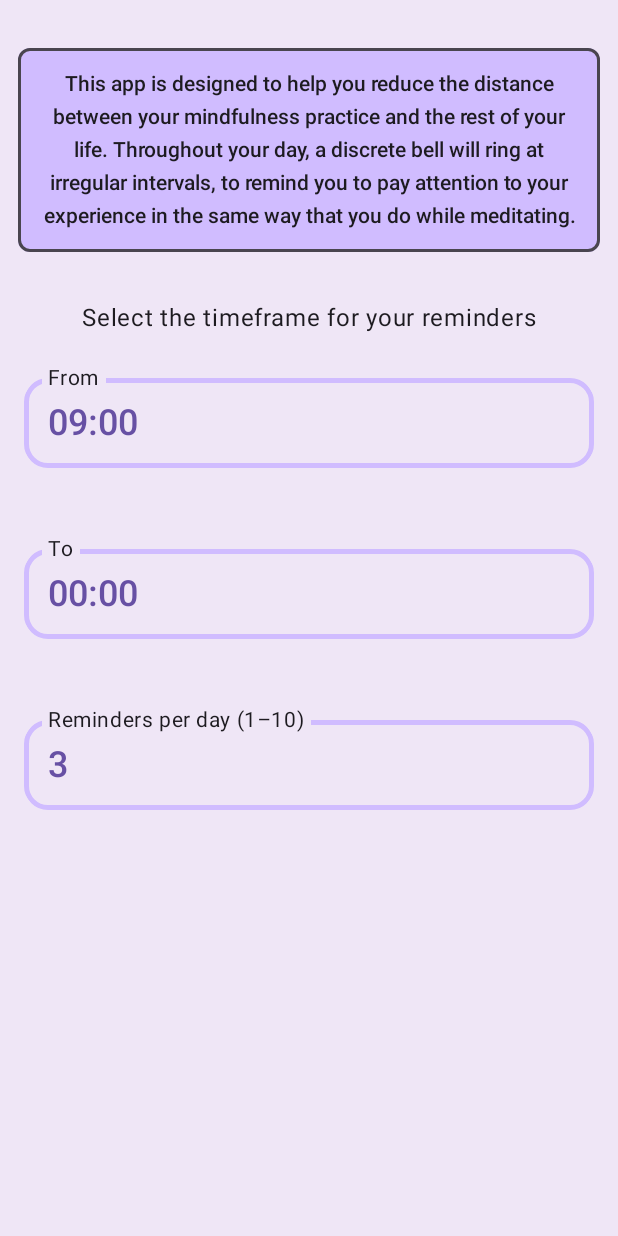
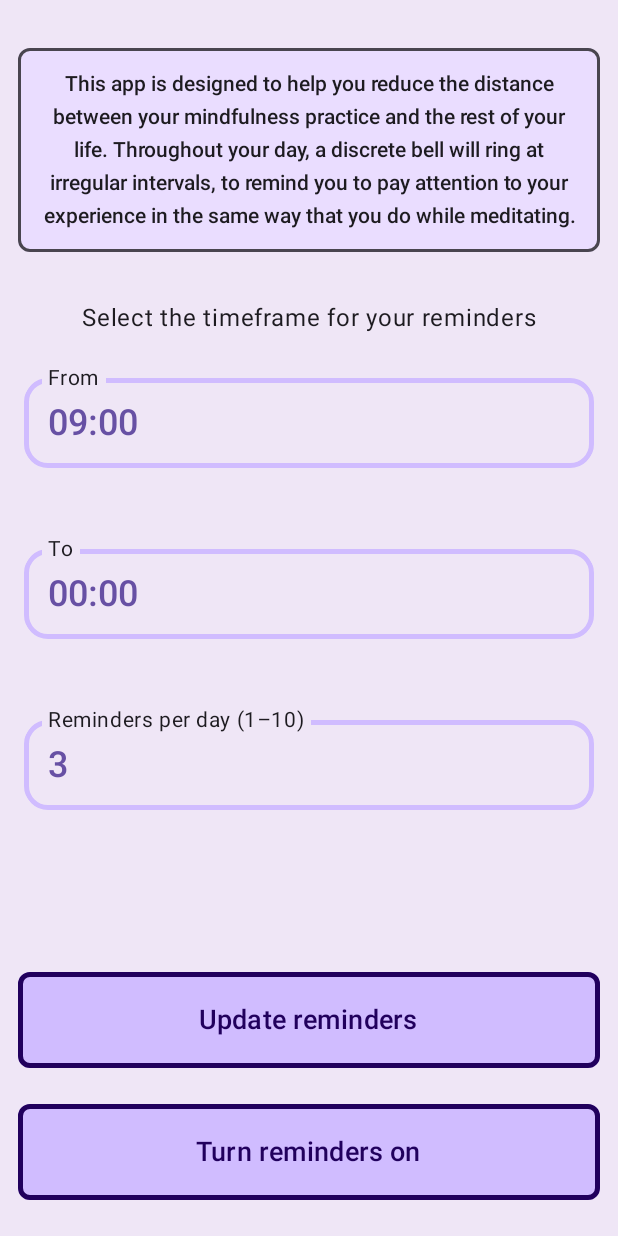
Before and after one commit to pericleskb/mindfulnessReminder, an Android app built with Jetpack Compose: the screen it shows after launch (MainActivity), on a phone screen of 412 x 824 dp. Run offline under Robolectric (Android 15) with nearby library versions, the phone set to English and light mode, and no system bars; 6 statements that could not run were skipped.

Commit message:
add bottom buttons

```diff
--- a/app/src/main/java/com/cherryblossom/mindfullnessalarm/ui/ScreenHost.kt
+++ b/app/src/main/java/com/cherryblossom/mindfullnessalarm/ui/ScreenHost.kt
@@ -6,8 +6,8 @@ import androidx.compose.foundation.clickable
 import androidx.compose.foundation.interaction.MutableInteractionSource
 import androidx.compose.foundation.layout.Arrangement
 import androidx.compose.foundation.layout.Column
-import androidx.compose.foundation.layout.Row
 import androidx.compose.foundation.layout.Spacer
+import androidx.compose.foundation.layout.fillMaxHeight
 import androidx.compose.foundation.layout.fillMaxSize
 import androidx.compose.foundation.layout.fillMaxWidth
 import androidx.compose.foundation.layout.height
@@ -15,8 +15,7 @@ import androidx.compose.foundation.layout.padding
 import androidx.compose.foundation.rememberScrollState
 import androidx.compose.foundation.shape.RoundedCornerShape
 import androidx.compose.foundation.verticalScroll
-import androidx.compose.material3.Card
-import androidx.compose.material3.CardDefaults
+import androidx.compose.material3.ButtonDefaults
 import androidx.compose.material3.MaterialTheme
 import androidx.compose.material3.Surface
 import androidx.compose.material3.Text
@@ -24,7 +23,6 @@ import androidx.compose.material3.TextButton
 import androidx.compose.runtime.Composable
 import androidx.compose.runtime.collectAsState
 import androidx.compose.runtime.getValue
-import androidx.compose.runtime.mutableIntStateOf
 import androidx.compose.runtime.mutableStateOf
 import androidx.compose.runtime.remember
 import androidx.compose.runtime.setValue
@@ -37,21 +35,31 @@ import androidx.compose.ui.text.font.FontWeight
 import androidx.compose.ui.text.style.TextAlign
 import androidx.compose.ui.unit.dp
 import androidx.compose.ui.unit.sp
-import androidx.compose.ui.window.Dialog
 import androidx.lifecycle.viewmodel.compose.viewModel
-import com.chargemap.compose.numberpicker.NumberPicker
 import com.cherryblossom.mindfullnessalarm.R
 import com.cherryblossom.mindfullnessalarm.models.TimeOfDay
 import com.cherryblossom.mindfullnessalarm.ui.composables.dialogs.NumberPickerDialog
 import com.cherryblossom.mindfullnessalarm.ui.composables.dialogs.PickTimeDialog
-import com.cherryblossom.mindfullnessalarm.ui.composables.text.AdjustableBorderOutlinedTextField
+import com.cherryblossom.mindfullnessalarm.ui.composables.text.OutlinedTextFieldWithBorder
 import com.cherryblossom.mindfullnessalarm.ui.theme.MindfullnessAlarmTheme
 import com.cherryblossom.mindfullnessalarm.ui.theme.Montserrat
-import com.cherryblossom.mindfullnessalarm.ui.theme.Typography
 
 @Composable
-fun ScreenHost(viewModel: MainViewModel = viewModel(),
-               modifier: Modifier = Modifier) {
+fun ScreenHost(modifier: Modifier = Modifier) {
+    Column(
+        modifier = Modifier.fillMaxSize()
+            .verticalScroll(rememberScrollState())
+    ) {
+        TopOfScreen()
+        Spacer(modifier = Modifier.weight(1f))
+        BottomButton()
+    }
+
+}
+
+@Composable
+fun TopOfScreen(viewModel: MainViewModel = viewModel(),
+                modifier: Modifier = Modifier) {
     val mainUiState by viewModel.uiState.collectAsState()
     val focusManager = LocalFocusManager.current
     val interactionSource = remember { MutableInteractionSource() }
@@ -65,14 +73,13 @@ fun ScreenHost(viewModel: MainViewModel = viewModel(),
             ) {
                 focusManager.clearFocus()
             }
-            .verticalScroll(rememberScrollState())
             .padding(horizontal = 12.dp)
     ) {
         Spacer(modifier = Modifier.height(32.dp))
         DescriptionText(modifier = Modifier.fillMaxWidth()
             .align(Alignment.Start)
             .border(2.dp, MaterialTheme.colorScheme.onSurfaceVariant, RoundedCornerShape(8.dp))
-            .background(MaterialTheme.colorScheme.inversePrimary, RoundedCornerShape(8.dp))//todo add brush
+            .background(MaterialTheme.colorScheme.primaryContainer, RoundedCornerShape(8.dp))//todo add brush
             .padding(16.dp)
         )
         Spacer(modifier = Modifier.height(32.dp))
@@ -104,6 +111,61 @@ fun ScreenHost(viewModel: MainViewModel = viewModel(),
 }
 
 @Composable
+fun BottomButton(viewModel: MainViewModel = viewModel(),
+                modifier: Modifier = Modifier) {
+    Column(
+        horizontalAlignment = Alignment.CenterHorizontally,
+        verticalArrangement = Arrangement.Bottom,
+        modifier = Modifier.fillMaxWidth()
+            .padding(horizontal = 12.dp)
+            .fillMaxHeight()
+    ) {
+        TextButton(
+            onClick = {},
+            colors = ButtonDefaults.buttonColors().copy(
+                containerColor = MaterialTheme.colorScheme.inversePrimary
+            ),
+            shape = RoundedCornerShape(8.dp),
+            modifier = Modifier
+                .padding(vertical = 24.dp)
+                .fillMaxWidth()
+                .border(3.dp,
+                    MaterialTheme.colorScheme.onPrimaryContainer,
+                    RoundedCornerShape(8.dp))
+                .height(64.dp)
+        ) {
+            Text(
+                text = stringResource(R.string.update_reminders),
+                color = MaterialTheme.colorScheme.onPrimaryContainer,
+                fontSize = 18.sp,
+                fontFamily = Montserrat
+            )
+        }
+        TextButton(
+            onClick = {},
+            colors = ButtonDefaults.buttonColors().copy(
+                containerColor = MaterialTheme.colorScheme.inversePrimary
+            ),
+            shape = RoundedCornerShape(8.dp),
+            modifier = Modifier
+                .fillMaxWidth()
+                .padding(bottom = 24.dp)
+                .border(3.dp,
+                    MaterialTheme.colorScheme.onPrimaryContainer,
+                    RoundedCornerShape(8.dp))
+                .height(64.dp)
+        ) {
+            Text(
+                text = stringResource(R.string.turn_reminders_on),
+                color = MaterialTheme.colorScheme.onPrimaryContainer,
+                fontSize = 18.sp,
+                fontFamily = Montserrat
+            )
+        }
+    }
+}
+
+@Composable
 fun DescriptionText(modifier: Modifier = Modifier) {
     Text(
         text = stringResource(R.string.app_description),
@@ -127,7 +189,7 @@ fun TimeTextField(
 ) {
     val focusManager = LocalFocusManager.current
     var dialogVisible by remember { mutableStateOf(false) }
-    AdjustableBorderOutlinedTextField(
+    OutlinedTextFieldWithBorder(
         text = time.toString(),
         onValueChange = {},
         modifier = modifier
@@ -160,7 +222,7 @@ fun NumberOfAlarmsTextField(
     modifier: Modifier = Modifier
 ) {
     var numberPickerVisible by remember { mutableStateOf(false) }
-    AdjustableBorderOutlinedTextField(
+    OutlinedTextFieldWithBorder(
         text = numOfReminders.toString(),
         label = stringResource(R.string.choose_number_of_reminders),
         enabled = false,
--- a/app/src/main/java/com/cherryblossom/mindfullnessalarm/ui/composables/text/AdjustableBorderOutlinedTextFieldBorder.kt
+++ b/app/src/main/java/com/cherryblossom/mindfullnessalarm/ui/composables/text/OutlinedTextFieldWithBorder.kt
@@ -42,7 +42,7 @@ import com.cherryblossom.mindfullnessalarm.ui.theme.Montserrat
  */
 @OptIn(ExperimentalMaterial3Api::class)
 @Composable
-fun AdjustableBorderOutlinedTextField(
+fun OutlinedTextFieldWithBorder(
     text: String = "",
     label: String = "",
     onClick: () -> Unit,
@@ -140,7 +140,7 @@ fun AdjustableBorderOutlinedTextField(
 @Composable
 fun editText() {
     MindfullnessAlarmTheme {
-        AdjustableBorderOutlinedTextField(
+        OutlinedTextFieldWithBorder(
             text = "09:00",
             label = stringResource(R.string.set_latest_time),
             onClick = {},
--- a/app/src/main/res/values/strings.xml
+++ b/app/src/main/res/values/strings.xml
@@ -13,4 +13,7 @@
     <string name="guidelines">Select the timeframe for your reminders</string>
     <string name="ok">OK</string>
     <string name="cancel">Cancel</string>
+    <string name="update_reminders">Update reminders</string>
+    <string name="turn_reminders_off">Turn reminders off</string>
+    <string name="turn_reminders_on">Turn reminders on</string>
 </resources>
```
